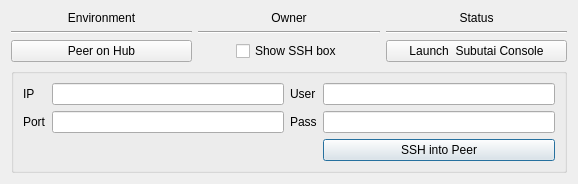
Old version of the form hub/forms/DlgPeer.ui in the repository subutai-io/control-center.
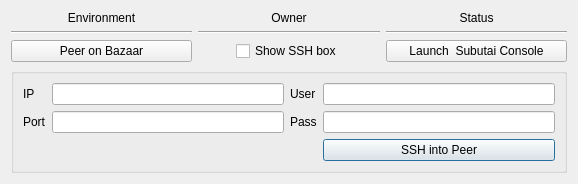
New version of the form.

The edit to the form file:
```diff
--- a/hub/forms/DlgPeer.ui
+++ b/hub/forms/DlgPeer.ui
@@ -116,7 +116,7 @@
    <item row="6" column="1">
     <widget class="QPushButton" name="btn_peer_on_hub">
      <property name="text">
-      <string>Peer on Hub</string>
+      <string>Peer on Bazaar</string>
      </property>
     </widget>
    </item>
```
